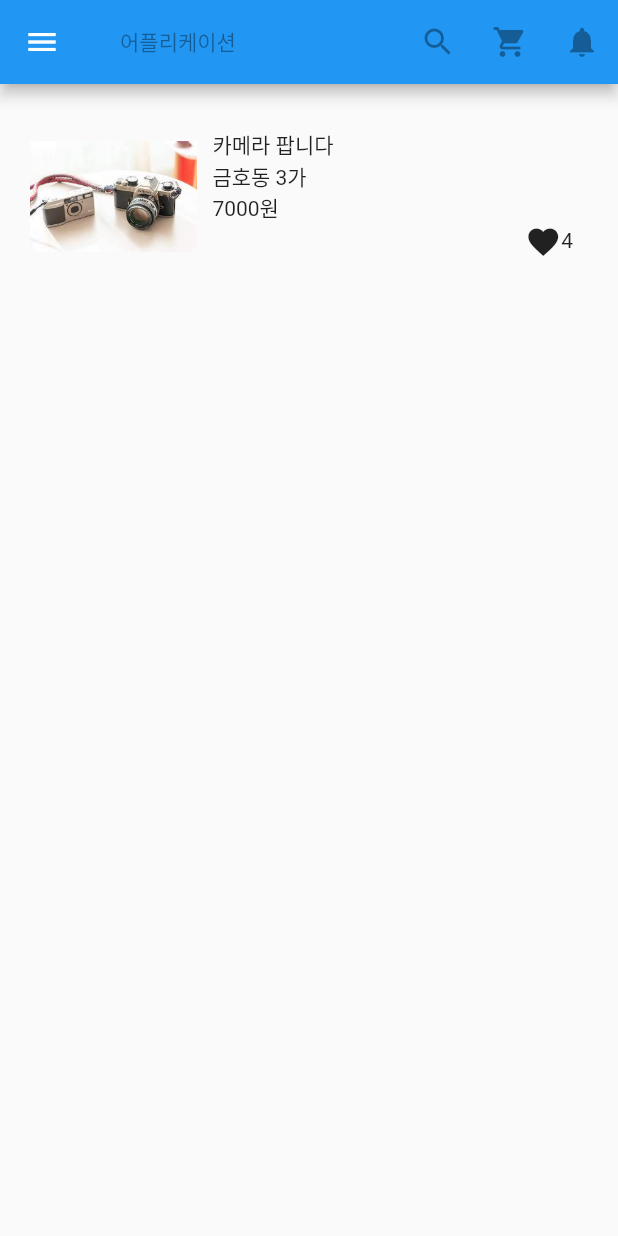
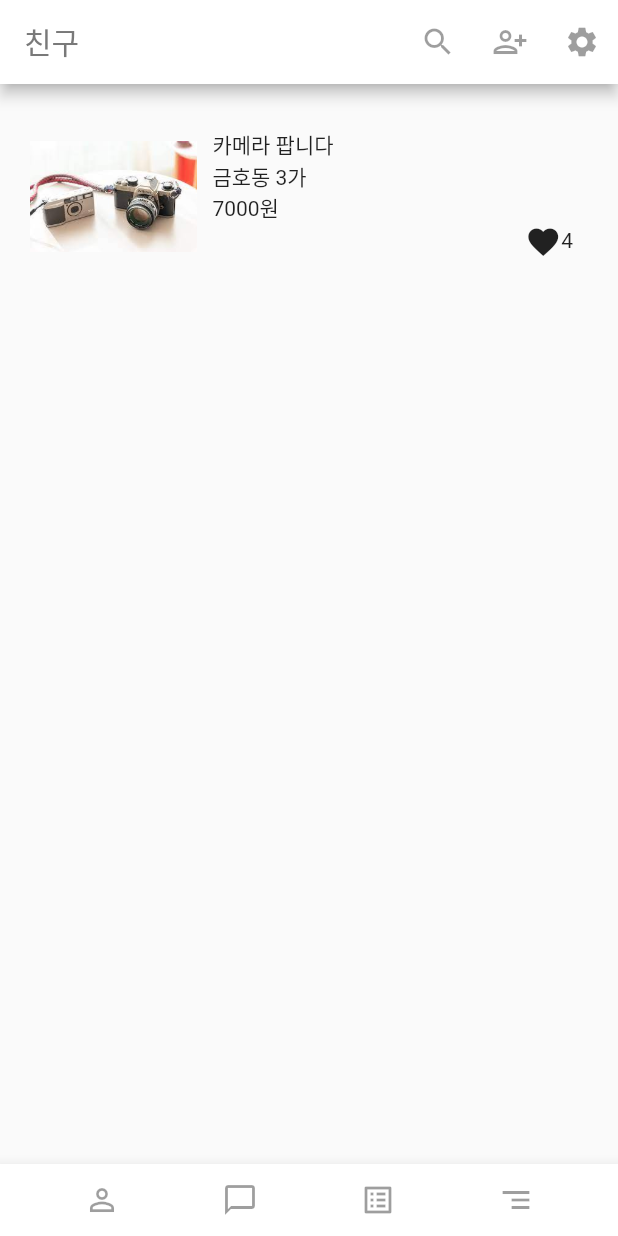
Before and after one commit to ChoiYoungHan/SNSApplication, a Flutter app: the screen it shows after launch, on a phone screen of 412 x 824 dp. Run offline on Flutter 3.47's test engine with Material 2 defaults, Android fonts, the phone set to English and light mode, and no system bars.

Commit message:
Create AppBar and BottomBar (상단바와 하단바 아이콘 넣기)

```diff
--- a/lib/main.dart
+++ b/lib/main.dart
@@ -14,7 +14,8 @@ class MyApp extends StatelessWidget {
   @override
   Widget build(BuildContext context) {
     return new MaterialApp(
-        home: new HomeScreen());
+      debugShowCheckedModeBanner: false,
+      home: new HomeScreen());
   }
 }
 
@@ -24,14 +25,13 @@ class HomeScreen extends StatelessWidget{
   Widget build(BuildContext context){
     return new Scaffold(
       appBar: AppBar(
-        leading: IconButton(icon: Icon(Icons.menu), onPressed: () {
-          Navigator.push(context, MaterialPageRoute(builder: (context) => const chat_List()));
-        }) , // 좌측에 배치
-        title: TextButton(onPressed: null, child: Text('어플리케이션')),
+        backgroundColor: Colors.white,
+        title: Text('친구', style: TextStyle(fontWeight: FontWeight.w300, color: Color(
+            0xff797979))), // 글자의 두께를 줄임
         actions: [ // 우측에 배치
           IconButton(icon: Icon(Icons.search), onPressed: null), // 검색 아이콘
-          IconButton(icon: Icon(Icons.shopping_cart), onPressed: null), // 장바구니 아이콘
-          IconButton(icon: Icon(Icons.notifications), onPressed: null) // 알림(종) 아이콘
+          IconButton(icon: Icon(Icons.person_add_alt), onPressed: null), // 친구추가 아이콘
+          IconButton(icon: Icon(Icons.settings), onPressed: null) // 설정 아이콘
         ],
       ),
       body: Container(
@@ -62,6 +62,17 @@ class HomeScreen extends StatelessWidget{
           ],
         ),
       ),
+      bottomNavigationBar: BottomAppBar(
+        child: Row( // 가로로 정렬
+          mainAxisAlignment: MainAxisAlignment.spaceEvenly, // 간격을 두고 정렬
+          children: [
+            IconButton(onPressed: null, icon: Icon(Icons.person_outline)), // 친구목록 아이콘
+            IconButton(onPressed: null, icon: Icon(Icons.chat_bubble_outline)), // 채팅목록 아이콘
+            IconButton(onPressed: null, icon: Icon(Icons.list_alt)), // 게시글목록 아이콘
+            IconButton(onPressed: null, icon: Icon(Icons.segment)) // 전체목록 아이콘
+          ],
+        ),
+      ),
     );
   }
 }
```
